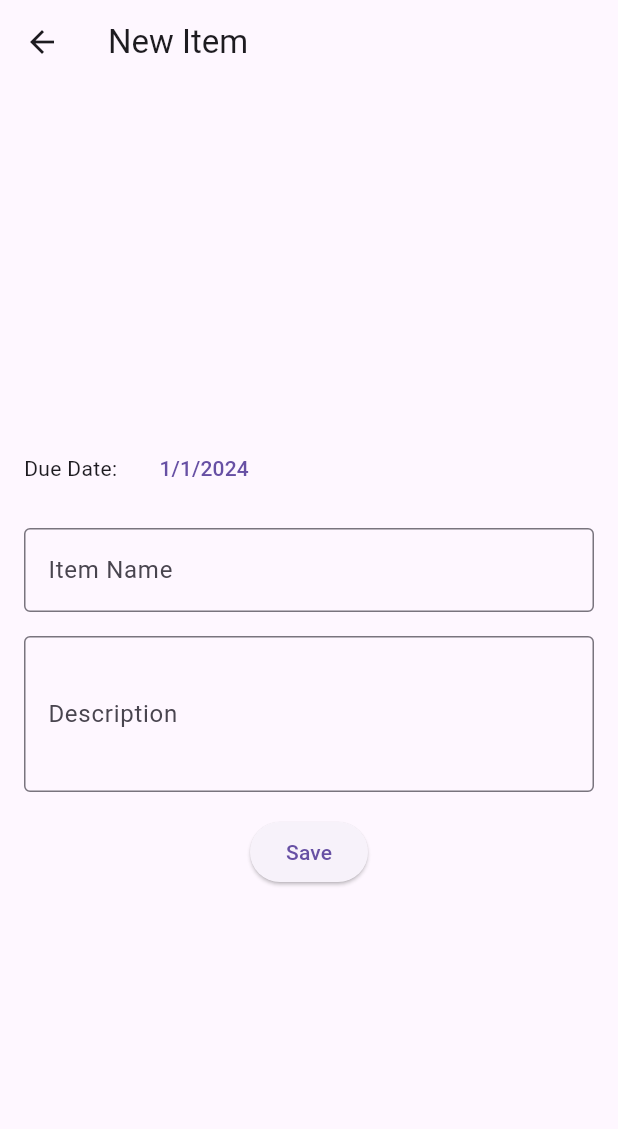
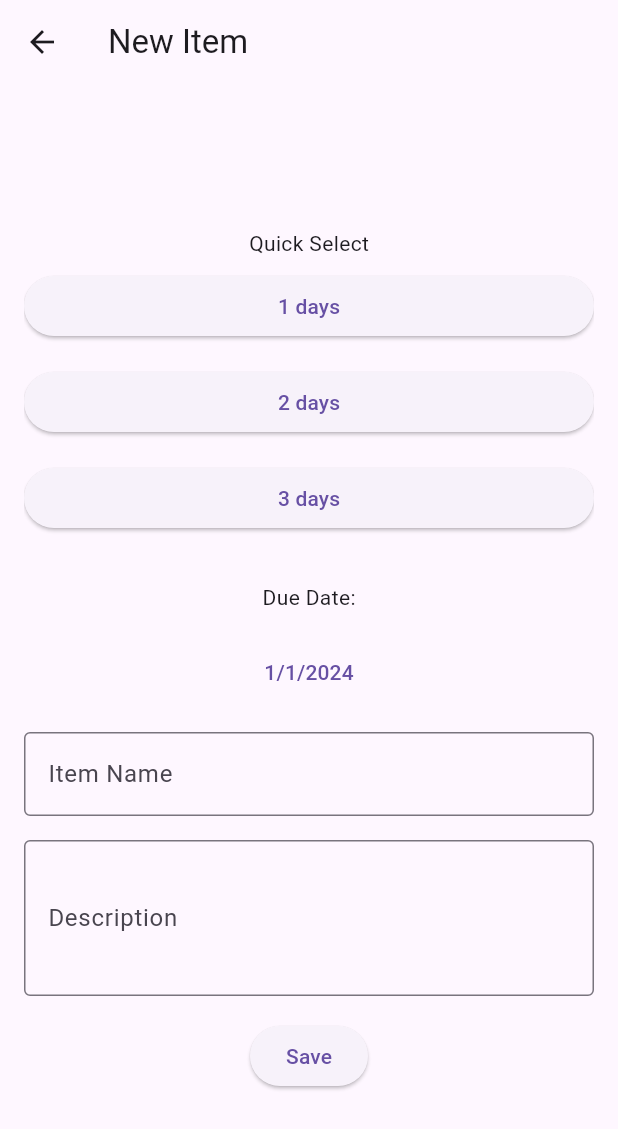
Before and after one commit to OsmanTurgut2335/casetracker, a Flutter app: the NewItemScreen screen opened directly, on a phone screen of 412 x 824 dp. Shown: the top 1129 px of the screen. Run offline on Flutter 3.47's test engine with Material 3 defaults, Android fonts, the phone set to English and light mode, and no system bars; our stand-ins replace firebase_auth, firebase_core, firebase_database, table_calendar; accounts and stored records are empty.

Commit message:
Update main.dart

```diff
--- a/lib/main.dart
+++ b/lib/main.dart
@@ -485,6 +485,7 @@ class _MyHomePageState extends State<MyHomePage> {
       }
 
       Globals.itemsList[0].remove(item);
+      Navigator.popUntil(context, (route) => route.isFirst);
     });
   }
 
@@ -658,6 +659,7 @@ class _NewItemScreenState extends State<NewItemScreen> {
   @override
   Widget build(BuildContext context) {
     return Scaffold(
+      resizeToAvoidBottomInset : false,
       appBar: AppBar(
         title: Text('New Item'),
       ),
@@ -666,6 +668,7 @@ class _NewItemScreenState extends State<NewItemScreen> {
         child: Column(
           mainAxisAlignment: MainAxisAlignment.center,
           children: [
+
             _buildDueDateSelector(),
             SizedBox(height: 16),
             _buildItemNameField(),
@@ -691,12 +694,42 @@ class _NewItemScreenState extends State<NewItemScreen> {
     );
   }
 
+
   Widget _buildDueDateSelector() {
-    return Row(
+    return SingleChildScrollView(
+      child: Column(
         children: [
+          Text('Quick Select'),
+          SizedBox(
+            height: 200, // Set the height of the time slots
+            child: Expanded(
+              child: ListView(
+                scrollDirection: Axis.vertical, // Set the scroll direction to vertical
+                children: [
+                  for (final slot in [1, 2, 3, 4, 5, 6, 7, 8, 9, 10, 15, 20, 30, 45])
+                    Padding(
+                      padding: EdgeInsets.symmetric(vertical: 8),
+                      child: ElevatedButton(
+                        onPressed: () {
+                          // Set the selected days for the due date
+                          setState(() {
+                            _selectedDueDate = DateTime.now().add(Duration(days: slot));
+                          });
+                        },
+                        child: Text('$slot days'),
+                      ),
+                    ),
+                ],
+              ),
+            ),
+          ),
+          SizedBox(height: 16),
           Text('Due Date:'),
-        SizedBox(width: 16),
-        TextButton(
+          SizedBox(height: 16),
+          Row(
+            children: [
+              Expanded(
+                child: TextButton(
                   onPressed: () async {
                     final pickedDate = await showDatePicker(
                       context: context,
@@ -714,9 +747,16 @@ class _NewItemScreenState extends State<NewItemScreen> {
                     '${_selectedDueDate.day}/${_selectedDueDate.month}/${_selectedDueDate.year}',
                   ),
                 ),
+              ),
             ],
+          ),
+        ],
+      ),
     );
   }
+
+
+
 
   Widget _buildItemNameField() {
     return TextField(
```
Lines whose indentation alone changed are shown as unchanged.
